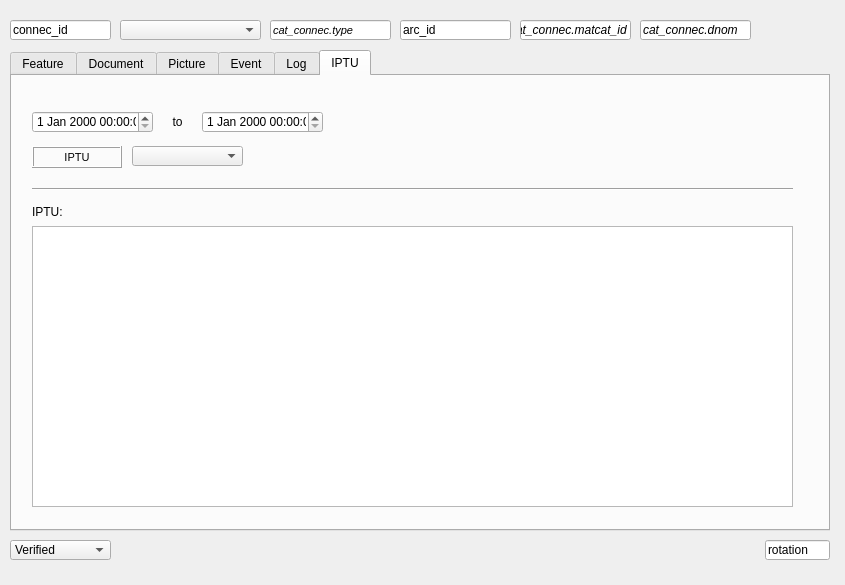
Above: ui/ud_connec.ui from Giswater/giswater_qgis_plugin before the change. Below: the same form after it.
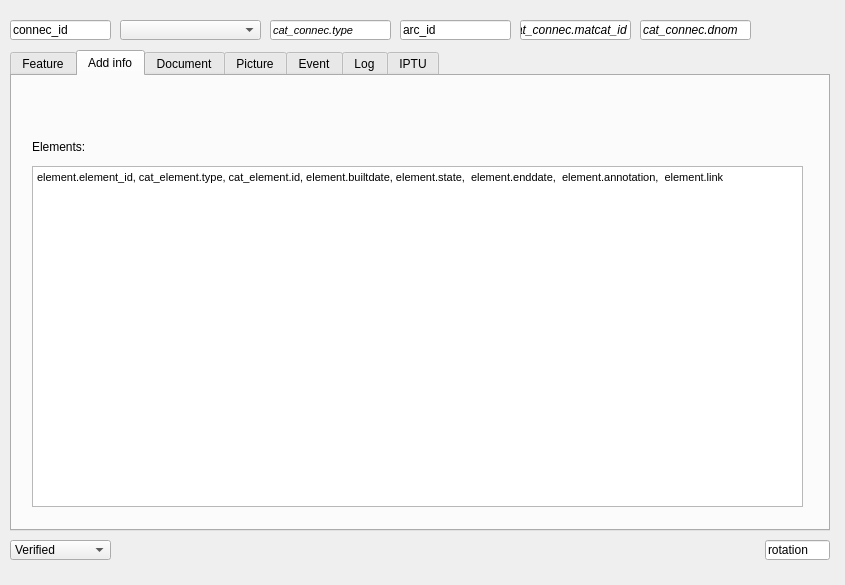
That is the form after the change. The open tabs and pages were chosen to show the change.

Commit message: #12 Morph from QDateTime to QDate and other minor changes

The edit to the form file:
```diff
--- a/ui/ud_connec.ui
+++ b/ui/ud_connec.ui
@@ -1015,6 +1015,64 @@
      </property>
     </widget>
    </widget>
+   <widget class="QWidget" name="tab">
+    <attribute name="title">
+     <string>Add info</string>
+    </attribute>
+    <widget class="QTextEdit" name="element">
+     <property name="geometry">
+      <rect>
+       <x>20</x>
+       <y>90</y>
+       <width>771</width>
+       <height>341</height>
+      </rect>
+     </property>
+     <property name="html">
+      <string>&lt;!DOCTYPE HTML PUBLIC &quot;-//W3C//DTD HTML 4.0//EN&quot; &quot;http://www.w3.org/TR/REC-html40/strict.dtd&quot;&gt;
+&lt;html&gt;&lt;head&gt;&lt;meta name=&quot;qrichtext&quot; content=&quot;1&quot; /&gt;&lt;style type=&quot;text/css&quot;&gt;
+p, li { white-space: pre-wrap; }
+&lt;/style&gt;&lt;/head&gt;&lt;body style=&quot; font-family:'MS Shell Dlg 2'; font-size:8.25pt; font-weight:400; font-style:normal;&quot;&gt;
+&lt;p style=&quot; margin-top:0px; margin-bottom:0px; margin-left:0px; margin-right:0px; -qt-block-indent:0; text-indent:0px;&quot;&gt;&lt;span style=&quot; font-size:8pt;&quot;&gt;element.element_id, cat_element.type, cat_element.id, element.builtdate, element.state,  element.enddate,  element.annotation,  element.link&lt;/span&gt;&lt;/p&gt;&lt;/body&gt;&lt;/html&gt;</string>
+     </property>
+    </widget>
+    <widget class="QLabel" name="label_elements">
+     <property name="geometry">
+      <rect>
+       <x>20</x>
+       <y>60</y>
+       <width>90</width>
+       <height>22</height>
+      </rect>
+     </property>
+     <property name="font">
+      <font>
+       <pointsize>9</pointsize>
+      </font>
+     </property>
+     <property name="frameShape">
+      <enum>QFrame::NoFrame</enum>
+     </property>
+     <property name="frameShadow">
+      <enum>QFrame::Plain</enum>
+     </property>
+     <property name="text">
+      <string>Elements:</string>
+     </property>
+     <property name="textFormat">
+      <enum>Qt::AutoText</enum>
+     </property>
+     <property name="scaledContents">
+      <bool>false</bool>
+     </property>
+     <property name="alignment">
+      <set>Qt::AlignLeading|Qt::AlignLeft|Qt::AlignVCenter</set>
+     </property>
+     <property name="margin">
+      <number>3</number>
+     </property>
+    </widget>
+   </widget>
    <widget class="QWidget" name="tab_7">
     <attribute name="title">
      <string>Document</string>
@@ -2064,7 +2122,7 @@
       <number>3</number>
      </property>
     </widget>
-    <widget class="QDateTimeEdit" name="dateTimeEdit_30">
+    <widget class="QDateEdit" name="date_iptu_from">
      <property name="geometry">
       <rect>
        <x>20</x>
@@ -2110,7 +2168,7 @@
       <number>3</number>
      </property>
     </widget>
-    <widget class="QDateTimeEdit" name="dateTimeEdit_31">
+    <widget class="QDateEdit" name="date_iptu_to">
      <property name="geometry">
       <rect>
        <x>190</x>
```
Left out of the diff: 152 changed lines with no effect on the pictures. The commit also changes 6 other files.
